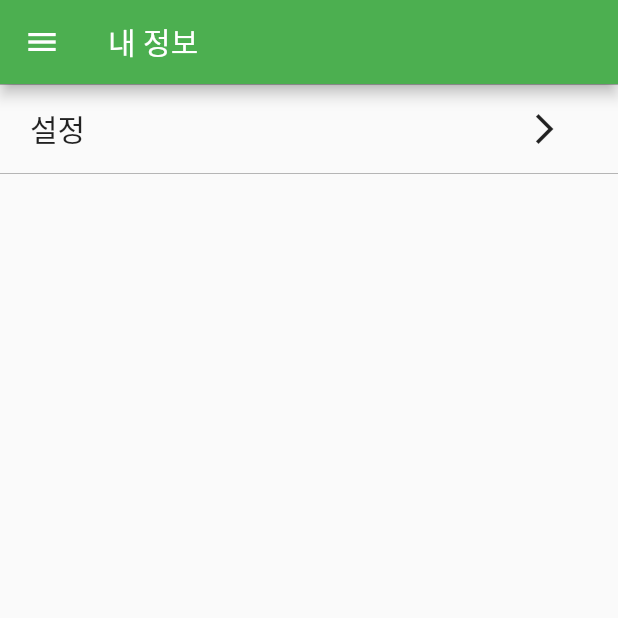
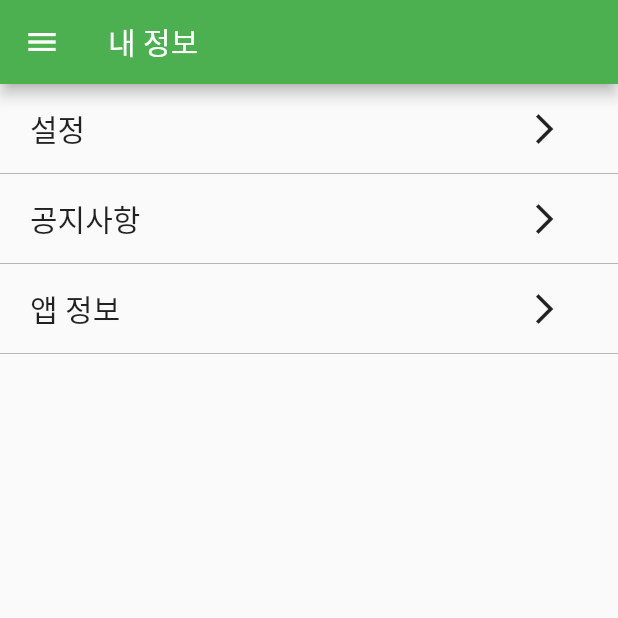
Before and after one commit to unh6uoj/pet_rest, a Flutter app: the InfoScreen screen opened directly, on a phone screen of 412 x 824 dp, the top half of it. Run offline on Flutter 3.47's test engine with Material 2 defaults, Android fonts, the phone set to English and light mode, and no system bars; our stand-ins replace get, percent_indicator, sqflite, table_calendar; accounts and stored records are empty; network calls fail.

Commit message:
add_info_screen

```diff
--- a/lib/drawer.dart
+++ b/lib/drawer.dart
@@ -8,6 +8,6 @@ Drawer myDrawer = Drawer(
         decoration: BoxDecoration(color: Colors.green),
         child: Text('Drawer Header')),
     ListTile(title: const Text('Item 1'), onTap: () {}),
-    ListTile(title: const Text('Item 1'), onTap: () {}),
+    ListTile(title: const Text('Item 2'), onTap: () {}),
   ],
 ));
--- a/lib/screen_info.dart
+++ b/lib/screen_info.dart
@@ -1,8 +1,9 @@
 import 'package:flutter/material.dart';
-import 'package:flutter_local_notifications/flutter_local_notifications.dart';
 import 'package:pet/drawer.dart';
 
+// screen
 import 'route_setting.dart';
+import 'route_app_info.dart';
 
 // getx
 import 'package:get/get.dart';
@@ -17,24 +18,30 @@ class InfoScreen extends StatelessWidget {
         drawer: myDrawer,
         body: SingleChildScrollView(
             child: Column(children: <Widget>[
-          SettingButton(),
+          ButtonForInfoScreen(name: '설정', screen: SettingScreen()),
+          ButtonForInfoScreen(name: '공지사항', screen: AppInfoScreen()),
+          ButtonForInfoScreen(name: '앱 정보', screen: AppInfoScreen()),
         ])));
   }
 }
 
-class SettingButton extends StatelessWidget {
-  const SettingButton({Key? key}) : super(key: key);
+class ButtonForInfoScreen extends StatelessWidget {
+  ButtonForInfoScreen({Key? key, required this.name, required this.screen})
+      : super(key: key);
+
+  final String name;
+  final StatelessWidget screen;
 
   @override
   Widget build(BuildContext context) {
     return FractionallySizedBox(
       widthFactor: 1,
       child: InkWell(
-        onTap: () => Get.to(SettingScreen()),
+        onTap: () => Get.to(screen),
         child: Container(
             decoration: BoxDecoration(
-                border: Border.symmetric(
-                    horizontal: BorderSide(color: Colors.grey, width: 0.5))),
+                border:
+                    Border(bottom: BorderSide(color: Colors.grey, width: 0.5))),
             height: 60,
             child: Row(
               mainAxisAlignment: MainAxisAlignment.center,
@@ -43,7 +50,7 @@ class SettingButton extends StatelessWidget {
                 Expanded(
                     flex: 3,
                     child: Text(
-                      '설정',
+                      name,
                       textAlign: TextAlign.left,
                       style: TextStyle(fontSize: 20),
                     )),
```
Also changed, not shown: lib/route_app_info.dart (added, +16 -0 lines).
